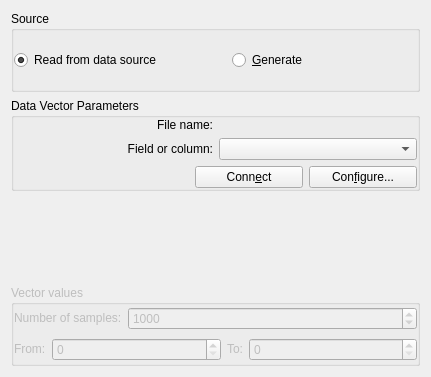
First picture: the form in src/libkstapp/vectortab.ui, repository Kst-plot/kst, before the edit.
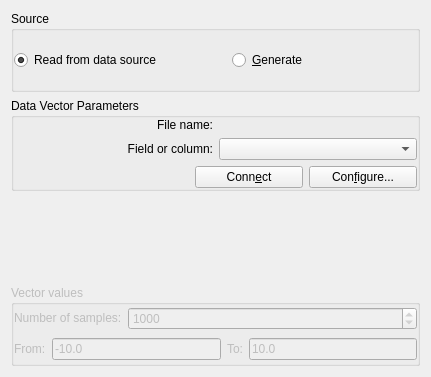
Second picture: the form after the edit. Custom widgets are drawn as their Qt base class.

The edit to the form file:
```diff
--- a/src/libkstapp/vectortab.ui
+++ b/src/libkstapp/vectortab.ui
@@ -271,12 +271,12 @@
          </widget>
         </item>
         <item>
-         <widget class="QSpinBox" name="_to" >
+         <widget class="QLineEdit" name="_to" >
           <property name="whatsThis" >
            <string>The minimum value of the independent variable.</string>
           </property>
-          <property name="value" >
-           <number>-10.0</number>
+          <property name="text" >
+           <string>-10.0</string>
           </property>
          </widget>
         </item>
@@ -300,12 +300,12 @@
          </widget>
         </item>
         <item>
-         <widget class="QSpinBox" name="_from" >
+         <widget class="QLineEdit" name="_from" >
           <property name="whatsThis" >
            <string>The maximum value of the independent variable.</string>
           </property>
-          <property name="value" >
-           <number>10.0</number>
+          <property name="text" >
+           <string>10.0</string>
           </property>
          </widget>
         </item>
```
